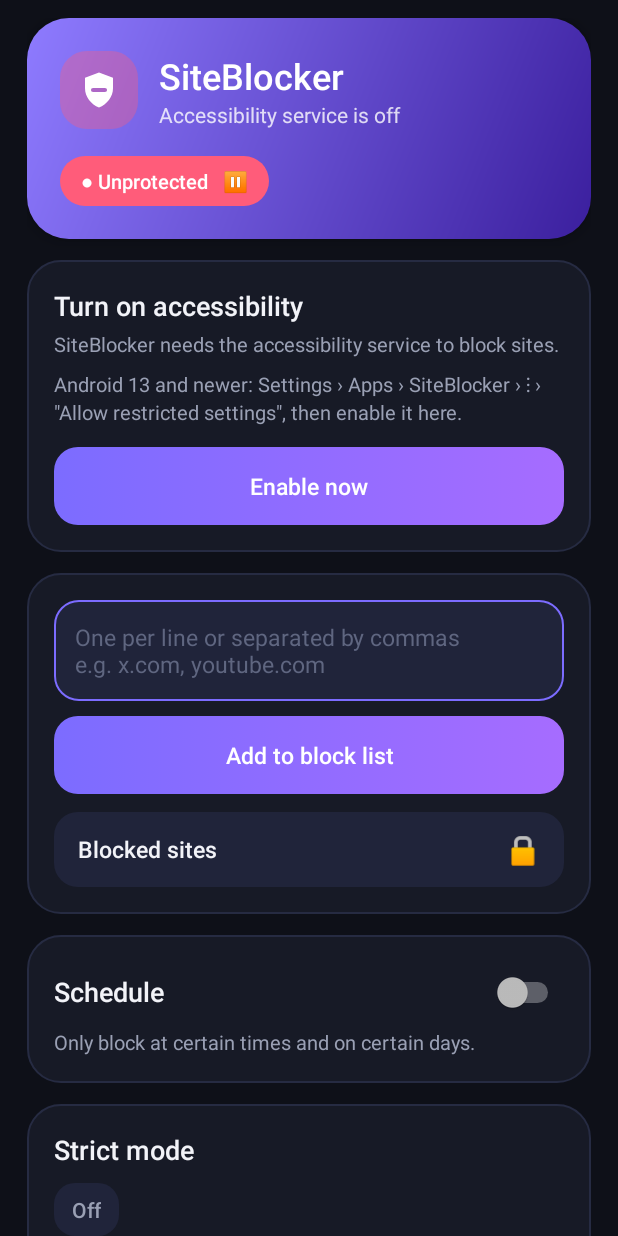
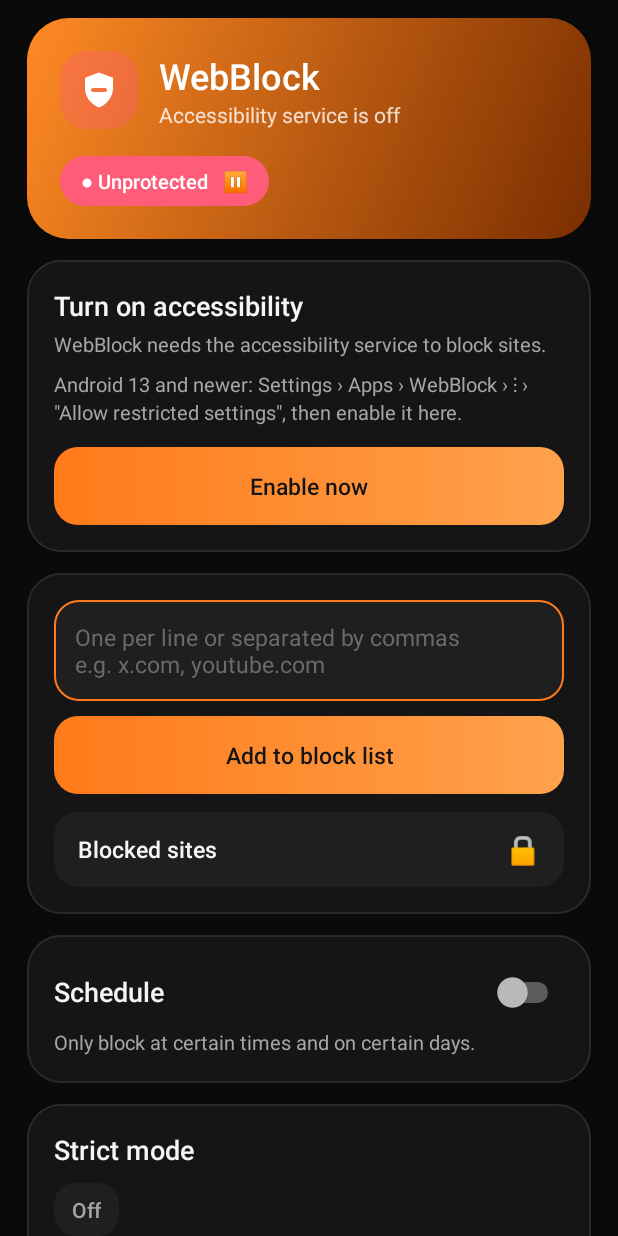
Before and after one commit to MaximusFinch/Website-Blocker, an Android app: the screen it shows after launch (MainActivity), on a phone screen of 412 x 824 dp. Run offline under Robolectric (Android 15) with nearby library versions, the phone set to English and light mode, and no system bars.

Commit message:
Version 1.9: WebBlock
- Close the browser tab of a blocked site (long press on the tab
  button -> "Close tab"; falls back to going back)
- Block screen stays until "Go to home screen" is tapped
- Rename the app to WebBlock
- New orange/black colour design and icon

Co-Authored-By: Claude Opus 5.5 <noreply@anthropic.com>

```diff
--- a/app/build.gradle.kts
+++ b/app/build.gradle.kts
@@ -11,8 +11,8 @@ android {
         applicationId = "app.siteblocker"
         minSdk = 24
         targetSdk = 34
-        versionCode = 9
-        versionName = "1.8"
+        versionCode = 10
+        versionName = "1.9"
     }
 
     // The signing key is NOT stored in this repository. The build reads it from
--- a/app/src/main/res/color/button_text.xml
+++ b/app/src/main/res/color/button_text.xml
@@ -1,5 +1,5 @@
 <?xml version="1.0" encoding="utf-8"?>
 <selector xmlns:android="http://schemas.android.com/apk/res/android">
     <item android:state_enabled="false" android:color="@color/text_hint" />
-    <item android:color="#FFFFFFFF" />
+    <item android:color="#FF141414" />
 </selector>
--- a/app/src/main/res/color/day_text.xml
+++ b/app/src/main/res/color/day_text.xml
@@ -1,5 +1,5 @@
 <?xml version="1.0" encoding="utf-8"?>
 <selector xmlns:android="http://schemas.android.com/apk/res/android">
-    <item android:state_checked="true" android:color="#FFFFFFFF" />
+    <item android:state_checked="true" android:color="#FF141414" />
     <item android:color="@color/text_dim" />
 </selector>
--- a/app/src/main/res/drawable/bg_block_icon.xml
+++ b/app/src/main/res/drawable/bg_block_icon.xml
@@ -1,4 +1,4 @@
 <?xml version="1.0" encoding="utf-8"?>
 <shape xmlns:android="http://schemas.android.com/apk/res/android">
-    <gradient android:angle="315" android:startColor="#FF7A93" android:endColor="#C2185B" /><corners android:radius="36dp" />
+    <gradient android:angle="315" android:startColor="#FFA24D" android:endColor="#D9480F" /><corners android:radius="36dp" />
 </shape>
--- a/app/src/main/res/drawable/bg_blocked.xml
+++ b/app/src/main/res/drawable/bg_blocked.xml
@@ -1,4 +1,4 @@
 <?xml version="1.0" encoding="utf-8"?>
 <shape xmlns:android="http://schemas.android.com/apk/res/android">
-    <gradient android:angle="270" android:startColor="#2A0E1E" android:centerColor="#170F1F" android:endColor="@color/bg" />
+    <gradient android:angle="270" android:startColor="#2E1404" android:centerColor="#170D05" android:endColor="@color/bg" />
 </shape>
--- a/app/src/main/res/drawable/bg_button.xml
+++ b/app/src/main/res/drawable/bg_button.xml
@@ -1,6 +1,6 @@
 <?xml version="1.0" encoding="utf-8"?>
 <selector xmlns:android="http://schemas.android.com/apk/res/android">
     <item android:state_enabled="false"><shape><solid android:color="@color/surface2" /><corners android:radius="16dp" /></shape></item>
-    <item android:state_pressed="true"><shape><gradient android:angle="0" android:startColor="#6656E6" android:endColor="#8E55E6" /><corners android:radius="16dp" /></shape></item>
+    <item android:state_pressed="true"><shape><gradient android:angle="0" android:startColor="#E5650A" android:endColor="#F28C33" /><corners android:radius="16dp" /></shape></item>
     <item><shape><gradient android:angle="0" android:startColor="@color/accent" android:endColor="@color/accent2" /><corners android:radius="16dp" /></shape></item>
 </selector>
--- a/app/src/main/res/drawable/bg_header.xml
+++ b/app/src/main/res/drawable/bg_header.xml
@@ -1,4 +1,4 @@
 <?xml version="1.0" encoding="utf-8"?>
 <shape xmlns:android="http://schemas.android.com/apk/res/android">
-    <gradient android:angle="315" android:startColor="#8E7BFF" android:endColor="#3B1F9E" /><corners android:radius="28dp" />
+    <gradient android:angle="315" android:startColor="#FF8A24" android:endColor="#7A2E00" /><corners android:radius="28dp" />
 </shape>
--- a/app/src/main/res/drawable/ic_launcher.xml
+++ b/app/src/main/res/drawable/ic_launcher.xml
@@ -3,15 +3,15 @@
     <path android:pathData="M54,4a50,50 0,1 1,-0.1 0z">
         <aapt:attr name="android:fillColor">
             <gradient android:type="linear" android:startX="4" android:startY="4" android:endX="104" android:endY="104"
-                android:startColor="#FF8E7BFF" android:endColor="#FF2A1773" /></aapt:attr>
+                android:startColor="#FFFF8A24" android:endColor="#FF1A0A00" /></aapt:attr>
     </path>
     <group android:translateX="27.6" android:translateY="27.6" android:scaleX="2.2" android:scaleY="2.2">
         <path android:pathData="M12,2L20,5V11C20,16 16.5,20.2 12,22C7.5,20.2 4,16 4,11V5Z" android:fillColor="#FFFFFFFF" />
-        <path android:pathData="M12,2L20,5V11C20,16 16.5,20.2 12,22Z" android:fillColor="#1F2A1773" />
+        <path android:pathData="M12,2L20,5V11C20,16 16.5,20.2 12,22Z" android:fillColor="#1F7A2E00" />
         <path android:pathData="M8.6,10.8H15.4A1.2,1.2 0,0 1,15.4 13.2H8.6A1.2,1.2 0,0 1,8.6 10.8Z">
             <aapt:attr name="android:fillColor">
             <gradient android:type="linear" android:startX="8" android:startY="12" android:endX="16" android:endY="12"
-                android:startColor="#FF7C6CFF" android:endColor="#FF4A2DBF" /></aapt:attr>
+                android:startColor="#FFFF7A1A" android:endColor="#FFB84A00" /></aapt:attr>
         </path>
     </group>
 </vector>
--- a/app/src/main/res/drawable/ic_launcher_bg.xml
+++ b/app/src/main/res/drawable/ic_launcher_bg.xml
@@ -3,7 +3,7 @@
     <path android:pathData="M0,0h108v108h-108z">
         <aapt:attr name="android:fillColor">
             <gradient android:type="linear" android:startX="0" android:startY="0" android:endX="108" android:endY="108"
-                android:startColor="#FF8E7BFF" android:endColor="#FF2A1773" /></aapt:attr>
+                android:startColor="#FFFF8A24" android:endColor="#FF1A0A00" /></aapt:attr>
     </path>
     <path android:pathData="M54,-20a60,60 0,1 1,-0.1 0z" android:fillAlpha="0.10">
         <aapt:attr name="android:fillColor">
--- a/app/src/main/res/drawable/ic_launcher_fg.xml
+++ b/app/src/main/res/drawable/ic_launcher_fg.xml
@@ -2,11 +2,11 @@
     android:width="108dp" android:height="108dp" android:viewportWidth="108" android:viewportHeight="108">
     <group android:translateX="27.6" android:translateY="27.6" android:scaleX="2.2" android:scaleY="2.2">
         <path android:pathData="M12,2L20,5V11C20,16 16.5,20.2 12,22C7.5,20.2 4,16 4,11V5Z" android:fillColor="#FFFFFFFF" />
-        <path android:pathData="M12,2L20,5V11C20,16 16.5,20.2 12,22Z" android:fillColor="#1F2A1773" />
+        <path android:pathData="M12,2L20,5V11C20,16 16.5,20.2 12,22Z" android:fillColor="#1F7A2E00" />
         <path android:pathData="M8.6,10.8H15.4A1.2,1.2 0,0 1,15.4 13.2H8.6A1.2,1.2 0,0 1,8.6 10.8Z">
             <aapt:attr name="android:fillColor">
             <gradient android:type="linear" android:startX="8" android:startY="12" android:endX="16" android:endY="12"
-                android:startColor="#FF7C6CFF" android:endColor="#FF4A2DBF" /></aapt:attr>
+                android:startColor="#FFFF7A1A" android:endColor="#FFB84A00" /></aapt:attr>
         </path>
     </group>
 </vector>
--- a/app/src/main/res/layout/activity_blocked.xml
+++ b/app/src/main/res/layout/activity_blocked.xml
@@ -71,6 +71,6 @@
         android:stateListAnimator="@null"
         android:text="@string/go_home"
         android:textAllCaps="false"
-        android:textColor="#14162A"
+        android:textColor="#141414"
         android:textSize="15sp" />
 </LinearLayout>
--- a/app/src/main/res/values/colors.xml
+++ b/app/src/main/res/values/colors.xml
@@ -1,15 +1,15 @@
 <?xml version="1.0" encoding="utf-8"?>
 <resources>
-    <color name="bg">#0E1018</color>
-    <color name="surface">#171A26</color>
-    <color name="surface2">#20243A</color>
-    <color name="stroke">#262B42</color>
-    <color name="accent">#7C6CFF</color>
-    <color name="accent2">#A66CFF</color>
-    <color name="accent_dark">#4A2DBF</color>
-    <color name="text">#F2F3F8</color>
-    <color name="text_dim">#9AA0B4</color>
-    <color name="text_hint">#5F6680</color>
+    <color name="bg">#0A0A0A</color>
+    <color name="surface">#151515</color>
+    <color name="surface2">#1F1F1F</color>
+    <color name="stroke">#2A2A2A</color>
+    <color name="accent">#FF7A1A</color>
+    <color name="accent2">#FFA24D</color>
+    <color name="accent_dark">#B84A00</color>
+    <color name="text">#F5F5F5</color>
+    <color name="text_dim">#A6A6A6</color>
+    <color name="text_hint">#6B6B6B</color>
     <color name="success">#3DDC97</color>
     <color name="danger">#FF5C7A</color>
     <color name="warn">#FFB547</color>
--- a/app/src/main/res/values/strings.xml
+++ b/app/src/main/res/values/strings.xml
@@ -1,7 +1,7 @@
 <?xml version="1.0" encoding="utf-8"?>
 <resources>
-    <string name="app_name">SiteBlocker</string>
-    <string name="accessibility_desc">SiteBlocker reads the address bar of your browsers to block the websites on your block list. No data is stored or sent anywhere.</string>
+    <string name="app_name">WebBlock</string>
+    <string name="accessibility_desc">WebBlock reads the address bar of your browsers to block the websites on your block list. No data is stored or sent anywhere.</string>
     <string name="rule_label">Blocked by: %1$s</string>
     <string name="blocked_title">This site is blocked</string>
     <string name="blocked_hint">You decided you don\'t want to be here right now. Good call.</string>
@@ -17,7 +17,7 @@
     <string name="auth_title">Show blocked sites</string>
     <string name="auth_subtitle">Confirm it\'s you</string>
     <string name="service_off_title">Turn on accessibility</string>
-    <string name="service_off_desc">SiteBlocker needs the accessibility service to block sites.</string>
+    <string name="service_off_desc">WebBlock needs the accessibility service to block sites.</string>
     <string name="enable_service">Enable now</string>
     <string name="blocking_off_title">Blocking is paused</string>
     <string name="blocking_off_desc">Nothing is being blocked right now. To pause again later, tap the green status.</string>
@@ -37,7 +37,7 @@
     <string name="strict_off">Off</string>
     <string name="strict_desc">Until the time you choose, you can\'t remove sites, change the schedule or turn blocking off. You can always extend it and add new sites.</string>
     <string name="locked_hint">Strict mode is activated – changes are possible once it ends.</string>
-    <string name="help">Android 13 and newer: Settings › Apps › SiteBlocker › ⋮ › \"Allow restricted settings\", then enable it here.</string>
+    <string name="help">Android 13 and newer: Settings › Apps › WebBlock › ⋮ › \"Allow restricted settings\", then enable it here.</string>
     <string name="version_label">Version</string>
-    <string name="version">SiteBlocker 1.8</string>
+    <string name="version">WebBlock 1.9</string>
 </resources>
--- a/app/src/main/res/values/styles.xml
+++ b/app/src/main/res/values/styles.xml
@@ -15,7 +15,7 @@
 
     <style name="BlockedTheme" parent="AppTheme">
         <item name="android:windowBackground">@drawable/bg_blocked</item>
-        <item name="android:statusBarColor">#2A0E1E</item>
+        <item name="android:statusBarColor">#2E1404</item>
         <item name="android:navigationBarColor">@color/bg</item>
     </style>
 
--- a/app/src/main/res/xml/accessibility_config.xml
+++ b/app/src/main/res/xml/accessibility_config.xml
@@ -2,7 +2,7 @@
 <accessibility-service xmlns:android="http://schemas.android.com/apk/res/android"
     android:accessibilityEventTypes="typeWindowStateChanged|typeWindowContentChanged"
     android:accessibilityFeedbackType="feedbackGeneric"
-    android:accessibilityFlags="flagReportViewIds"
+    android:accessibilityFlags="flagReportViewIds|flagRetrieveInteractiveWindows"
     android:canRetrieveWindowContent="true"
     android:notificationTimeout="300"
     android:description="@string/accessibility_desc" />
```
Also changed, not shown: app/src/main/java/app/siteblocker/BlockerService.kt (+79 -7 lines), 1 other file.
